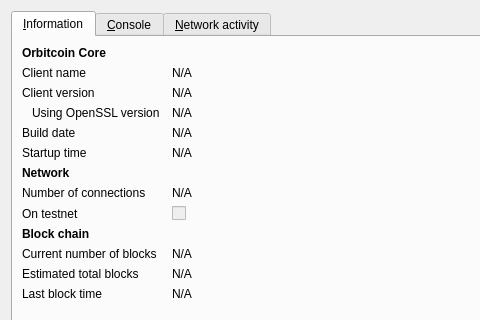
Old version of the form src/qt/forms/rpcconsole.ui in the repository TrezarCoin/TrezarCoin; both pictures show x 0 to 480 and y 0 to 320 of the 760 by 470 pixel window.
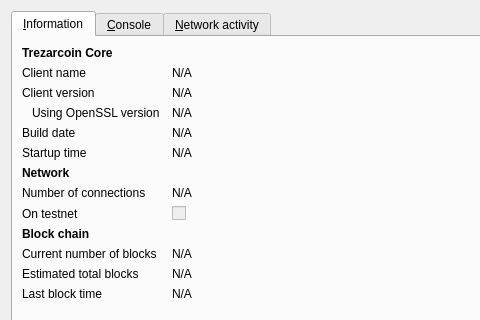
New version of the form. The open tabs and pages were chosen to show the change. Icons and pictures are not drawn. Custom widgets are drawn as their Qt base class.

The edit to the form file:
```diff
--- a/src/qt/forms/rpcconsole.ui
+++ b/src/qt/forms/rpcconsole.ui
@@ -36,7 +36,7 @@
           </font>
          </property>
          <property name="text">
-          <string>Orbitcoin Core</string>
+          <string>Trezarcoin Core</string>
          </property>
         </widget>
        </item>
```
Left out of the diff: 6 changed lines with no effect on the pictures.
